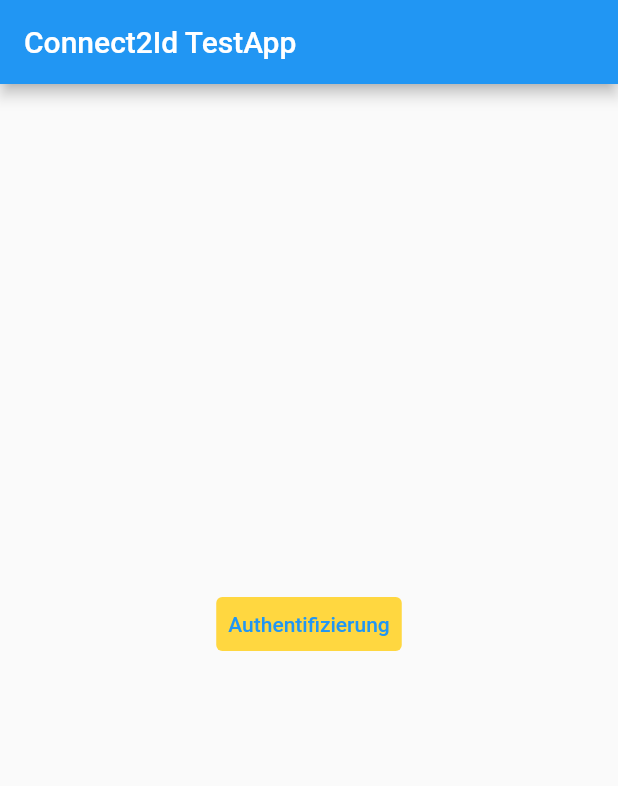
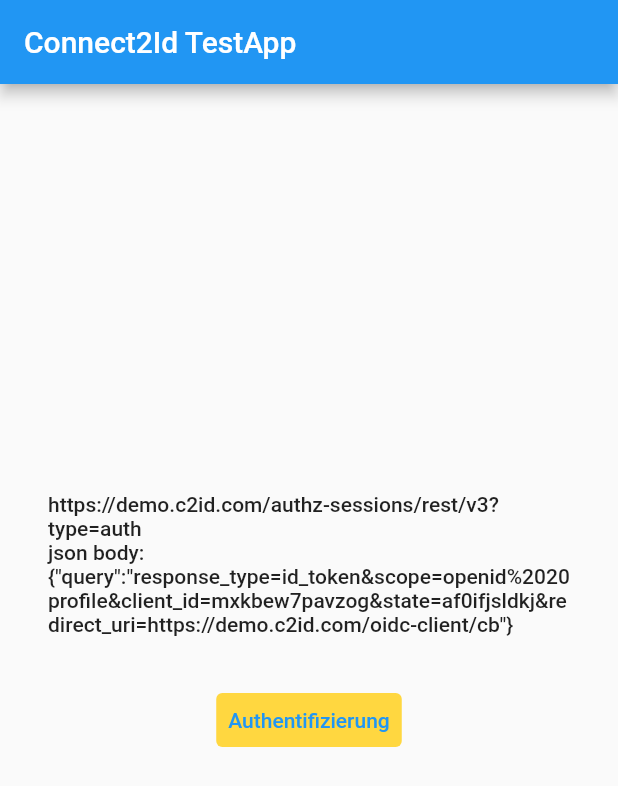
Before and after one commit to lucianojung/connect2IdTestApp, a Flutter app: the screen it shows after launch, on a phone screen of 412 x 824 dp. Shown: the top 786 px of the screen. Run offline on Flutter 3.47's test engine with Material 2 defaults, Android fonts, the phone set to English and light mode, and no system bars.

Commit message:
add request and requestBody information

```diff
--- a/lib/authorization_page.dart
+++ b/lib/authorization_page.dart
@@ -74,6 +74,18 @@ class _AuthorizationPageState extends State<AuthorizationPage> {
           child: Column(
             mainAxisAlignment: MainAxisAlignment.center,
             children: <Widget>[
+              Text(
+                _mainService.url + _subUrl,
+                style: Theme.of(context).textTheme.bodyText1,
+              ),
+              Text(
+                'json body: \n' + json.encode({
+                  "query":
+                  "response_type=id_token&scope=openid%2020profile&client_id=$_clientId&state=af0ifjsldkj&redirect_uri=https://demo.c2id.com/oidc-client/cb"
+                }),
+                style: Theme.of(context).textTheme.bodyText1,
+              ),
+              SizedBox(height: 32,),
               TextButton(
                   style: ButtonStyle(backgroundColor: MaterialStateProperty.all(Colors.amberAccent)),
                   onPressed: _createRequest, child: Text('Authentifizierung')),
```
Also changed, not shown: lib/authentication_page.dart (+11 -0 lines), lib/token_generation_page.dart (+18 -0 lines).
